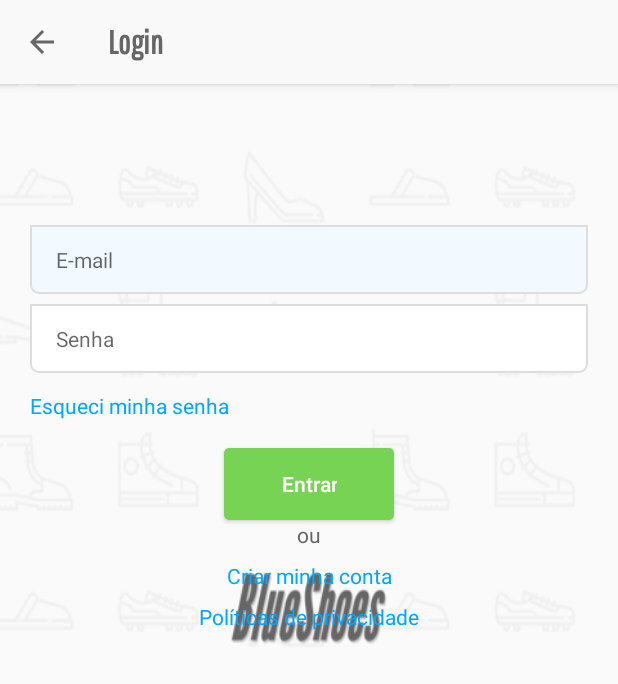
After one commit to MateusLima011/ECommerce_shoes, an Android app built with Jetpack Compose: the LoginActivity screen opened directly, with no data from a screen before it, on a phone screen of 412 x 824 dp. The commit adds this screen. Shown: the top 684 px of the screen. Run offline under Robolectric (Android 15) with nearby library versions, the phone set to English and light mode, and no system bars; Roboto replaces fonts that are not available here.

Commit message:
Tela De Activity Login Criada

```diff
--- /dev/null
+++ b/app/src/main/res/layout/activity_login.xml
@@ -0,0 +1,114 @@
+<?xml version="1.0" encoding="utf-8"?>
+<androidx.core.widget.NestedScrollView xmlns:android="http://schemas.android.com/apk/res/android"
+    xmlns:app="http://schemas.android.com/apk/res-auto"
+    xmlns:tools="http://schemas.android.com/tools"
+    android:layout_width="match_parent"
+    android:layout_height="match_parent">
+
+    <androidx.constraintlayout.widget.ConstraintLayout
+        android:layout_width="match_parent"
+        android:layout_height="match_parent"
+        tools:context=".ui.LoginActivity">
+
+        <include
+            android:id="@+id/toolbarLogin"
+            layout="@layout/app_bar" />
+
+        <LinearLayout
+            android:id="@+id/ll_container_fields"
+            android:layout_width="0dp"
+            android:layout_height="wrap_content"
+            android:layout_marginHorizontal="20dp"
+            android:layout_marginTop="150dp"
+            android:orientation="vertical"
+            app:layout_constraintEnd_toEndOf="parent"
+            app:layout_constraintStart_toStartOf="parent"
+            app:layout_constraintTop_toTopOf="parent">
+
+            <EditText
+                android:id="@+id/et_email"
+                style="@style/EditTextFormField"
+                android:layout_width="match_parent"
+                android:layout_marginBottom="8dp"
+                android:autofillHints=""
+                android:background="@drawable/bg_form_field_bottom"
+                android:hint="@string/hint_email"
+                android:inputType="textEmailAddress" />
+
+            <EditText
+                android:id="@+id/et_password"
+                style="@style/EditTextFormField"
+                android:layout_width="match_parent"
+                android:layout_marginTop="-1dp"
+                android:autofillHints=""
+                android:background="@drawable/bg_form_field_bottom"
+                android:hint="@string/hint_password"
+                android:inputType="textPassword" />
+
+        </LinearLayout>
+
+        <TextView
+            android:id="@+id/tv_forgot_password"
+            style="@style/TextViewLink"
+            android:layout_marginTop="12dp"
+            android:text="@string/forgot_my_password"
+            app:layout_constraintStart_toStartOf="@id/ll_container_fields"
+            app:layout_constraintTop_toBottomOf="@id/ll_container_fields" />
+
+        <Button
+            android:id="@+id/bt_login"
+            style="@style/ButtonForm"
+            android:layout_marginTop="50dp"
+            android:text="@string/sign_in"
+            app:layout_constraintEnd_toEndOf="parent"
+            app:layout_constraintStart_toStartOf="parent"
+            app:layout_constraintTop_toBottomOf="@id/ll_container_fields" />
+
+        <TextView
+            android:id="@+id/tv_or"
+            android:layout_width="wrap_content"
+            android:layout_height="wrap_content"
+
+            android:text="@string/or"
+            android:textColor="@color/colorText"
+            app:layout_constraintEnd_toEndOf="parent"
+            app:layout_constraintStart_toStartOf="parent"
+            app:layout_constraintTop_toBottomOf="@id/bt_login" />
+
+        <TextView
+            android:id="@+id/tv_sign_up"
+            style="@style/TextViewLink"
+            android:layout_marginTop="8dp"
+            android:text="@string/create_my_account"
+            app:layout_constraintEnd_toEndOf="parent"
+            app:layout_constraintStart_toStartOf="parent"
+            app:layout_constraintTop_toBottomOf="@id/tv_or" />
+
+        <include
+            layout="@layout/text_view_privacy_policy_login"
+            android:layout_width="wrap_content"
+            android:layout_height="wrap_content"
+            android:layout_marginVertical="8dp"
+            app:layout_constraintBottom_toBottomOf="parent"
+            app:layout_constraintEnd_toEndOf="parent"
+            app:layout_constraintStart_toStartOf="parent"
+            app:layout_constraintTop_toBottomOf="@id/tv_sign_up" />
+
+        <FrameLayout
+            android:id="@+id/fl_proxy_container"
+            android:layout_width="match_parent"
+            android:layout_height="match_parent"
+            android:background="@color/colorBackgroundProxy"
+            android:visibility="gone">
+
+            <ProgressBar
+                style="@style/ProgressBarGreyProxy"
+                android:layout_width="50dp"
+                android:layout_height="50dp"
+                android:layout_gravity="center" />
+
+
+        </FrameLayout>
+
+    </androidx.constraintlayout.widget.ConstraintLayout>
+</androidx.core.widget.NestedScrollView>
--- a/app/src/main/res/layout/app_bar.xml
+++ b/app/src/main/res/layout/app_bar.xml
@@ -9,7 +9,6 @@
         android:id="@+id/toolbar"
         android:layout_width="match_parent"
         android:layout_height="?attr/actionBarSize"
-        android:background="?attr/colorPrimary"
         android:theme="@style/Toolbar"
         app:popupTheme="@style/AppTheme.PopupOverlay"
         app:titleTextAppearance="@style/TitleAppearance" />
--- a/app/src/main/res/layout/fragment_about.xml
+++ b/app/src/main/res/layout/fragment_about.xml
@@ -1,5 +1,6 @@
 <?xml version="1.0" encoding="utf-8"?>
 <androidx.core.widget.NestedScrollView xmlns:android="http://schemas.android.com/apk/res/android"
+    xmlns:app="http://schemas.android.com/apk/res-auto"
     xmlns:tools="http://schemas.android.com/tools"
     android:layout_width="match_parent"
     android:layout_height="match_parent"
@@ -15,7 +16,6 @@
             android:id="@+id/tv_mission_tittle"
             style="@style/TextViewContentTitle"
             android:layout_alignParentStart="true"
-            android:layout_alignParentLeft="true"
             android:layout_alignParentTop="true"
             android:text="@string/about_frag_mission_title" />
 
@@ -174,7 +174,7 @@
                 android:layout_marginBottom="0dp"
                 android:contentDescription="@string/ic_cnpj_desc"
                 android:src="@drawable/ic_domain_black_18dp"
-                android:tint="@color/colorText" />
+                app:tint="@color/colorText" />
 
             <TextView
                 android:id="@+id/tv_cnpj"
--- a/app/src/main/res/layout/nav_header_user_logged.xml
+++ b/app/src/main/res/layout/nav_header_user_logged.xml
@@ -17,8 +17,6 @@
         android:layout_height="54dp"
         android:layout_alignParentTop="true"
         android:layout_alignParentStart="true"
-        android:layout_alignParentLeft="true"
-        android:layout_marginRight="12dp"
         android:layout_marginEnd="12dp"
         android:scaleType="centerCrop"
         app:riv_border_color="@android:color/transparent"
@@ -33,7 +31,6 @@
         android:layout_width="wrap_content"
         android:layout_height="wrap_content"
         android:layout_alignTop="@+id/iv_user"
-        android:layout_toRightOf="@+id/iv_user"
         android:layout_toEndOf="@+id/iv_user"
         android:layout_marginTop="8dp"
         android:textSize="12sp"
@@ -45,7 +42,6 @@
         android:id="@+id/tv_user"
         android:layout_width="wrap_content"
         android:layout_height="wrap_content"
-        android:layout_toRightOf="@+id/iv_user"
         android:layout_toEndOf="@+id/iv_user"
         android:layout_below="@+id/tv_connected_as"
         android:layout_marginTop="-4dp"
--- a/app/src/main/res/layout/nav_menu_item.xml
+++ b/app/src/main/res/layout/nav_menu_item.xml
@@ -1,6 +1,7 @@
 <?xml version="1.0" encoding="utf-8"?>
 <LinearLayout
     xmlns:android="http://schemas.android.com/apk/res/android"
+    xmlns:app="http://schemas.android.com/apk/res-auto"
     android:paddingRight="16dp"
     android:paddingEnd="16dp"
     android:paddingLeft="16dp"
@@ -13,10 +14,9 @@
         android:id="@+id/iv_icon"
         android:layout_width="24dp"
         android:layout_height="24dp"
-        android:layout_marginRight="32dp"
         android:layout_marginEnd="32dp"
         android:layout_gravity="center_vertical"
-        android:tint="@color/colorText"/>
+        app:tint="@color/colorText" />
 
     <TextView
         android:id="@+id/tv_label"
--- /dev/null
+++ b/app/src/main/res/layout/text_view_privacy_policy_login.xml
@@ -0,0 +1,5 @@
+<?xml version="1.0" encoding="utf-8"?>
+<TextView xmlns:android="http://schemas.android.com/apk/res/android"
+    android:id="@+id/tv_privacy_policy"
+    style="@style/TextViewLink"
+    android:text="@string/privacy_policy" />
--- a/app/src/main/res/values/strings.xml
+++ b/app/src/main/res/values/strings.xml
@@ -130,5 +130,35 @@
         Políticas de privacidade
     </string>
 
+    <string name="title_activity_login">
+        Login
+    </string>
+
+    <string name="invalid_email">
+        Forneça um e-mail válido.
+    </string>
+    <string name="invalid_password">
+        Mínimo de 6 caracteres.
+    </string>
+    <string name="hint_email">E-mail</string>
+    <string name="hint_password">Senha</string>
+    <string name="forgot_my_password">
+        Esqueci minha senha
+    </string>
+    <string name="sign_in">Entrar</string>
+    <string name="sign_in_going">Entrando&#8230;</string>
+    <string name="or">ou</string>
+    <string name="sign_up">
+        Criar minha conta
+    </string>
+    <string name="privacy_policy">
+        Políticas de privacidade
+    </string>
+    <string name="invalid_login">
+        Dados de login inválidos.
+    </string>
+    <string name="create_my_account">
+        Criar minha conta
+    </string>
 
 </resources>
--- a/gradle.properties
+++ b/gradle.properties
@@ -6,7 +6,7 @@
 # http://www.gradle.org/docs/current/userguide/build_environment.html
 # Specifies the JVM arguments used for the daemon process.
 # The setting is particularly useful for tweaking memory settings.
-org.gradle.jvmargs=-Xmx2048m -Dfile.encoding=UTF-8
+org.gradle.jvmargs=-Xmx4608m -Dfile.encoding=UTF-8
 # When configured, Gradle will run in incubating parallel mode.
 # This option should only be used with decoupled projects. More details, visit
 # http://www.gradle.org/docs/current/userguide/multi_project_builds.html#sec:decoupled_projects
```
Also changed, not shown: app/build.gradle (+11 -9 lines), app/src/main/AndroidManifest.xml (+10 -8 lines), app/src/main/java/com/example/ecommerce_shoes/MainActivity.kt (+9 -6 lines), app/src/main/java/com/example/ecommerce_shoes/ui/LoginActivity.kt (added, +198 -0 lines), app/src/main/res/drawable/bg_form_field_bottom.xml (+0 -8 lines), app/src/main/res/drawable/bg_form_field_top.xml (+0 -8 lines), app/src/main/res/values/themes.xml (+10 -15 lines).
